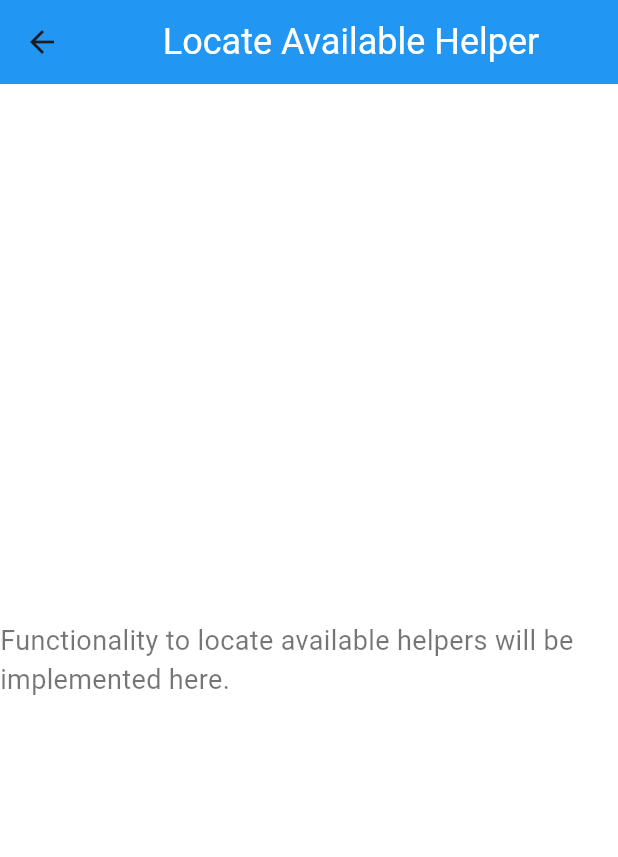
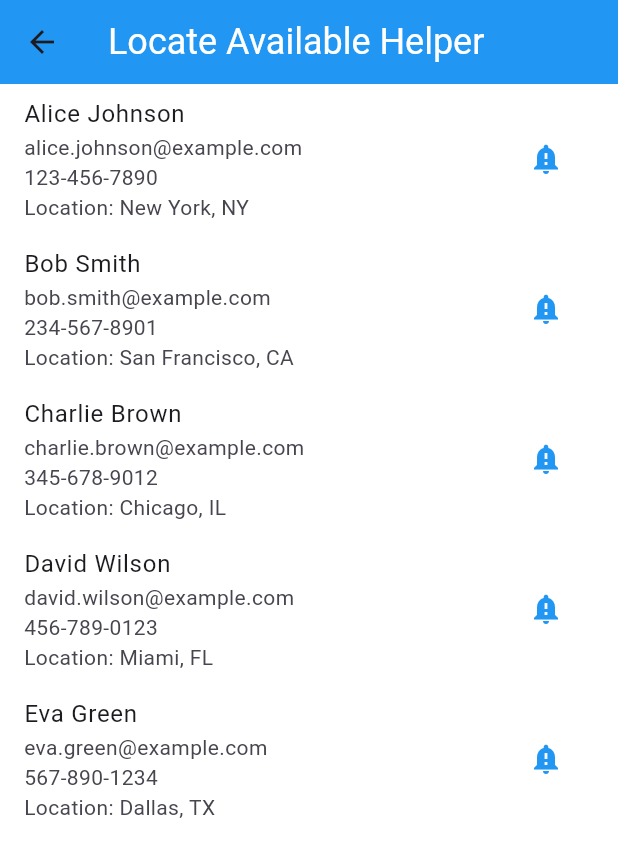
Before and after one commit to rithishsv/Emergify, a Flutter app: the AdminHomePage screen opened directly, after a tap on "Locate Available Helper", on a phone screen of 412 x 824 dp. Shown: the top 857 px of the screen. Run offline on Flutter 3.47's test engine with Material 3 defaults, Android fonts, the phone set to English and light mode, and no system bars; our stand-ins replace cloud_firestore, firebase_auth, firebase_core, firebase_messaging, shared_preferences; accounts and stored records are empty.

Commit message:
Locate helper is added

```diff
--- a/lib/pages/admin_home.dart
+++ b/lib/pages/admin_home.dart
@@ -109,52 +109,29 @@ class AdminHomePage extends StatelessWidget {
         child: ListView(
           children: [
             UserAccountsDrawerHeader(
-              accountName: Text('Admin Name', style: TextStyle(fontSize: 20.0)),
-              accountEmail: Text('admin@example.com', style: TextStyle(fontSize: 16.0)),
+              accountName: Text('Sanjeevani', style: TextStyle(fontSize: 20.0)),
+              accountEmail: Text('sanjeevani@gmail.com', style: TextStyle(fontSize: 16.0)),
               currentAccountPicture: CircleAvatar(
                 backgroundColor: Colors.white, // Placeholder for user's profile picture
                 child: Icon(Icons.person, size: 40, color: Colors.blue),
               ),
               decoration: BoxDecoration(color: Colors.blue), // Set background color of the header
             ),
+
+
+
+
+
             ListTile(
-              leading: Icon(Icons.account_circle, color: Colors.blue),
-              title: Text(
-                'View Profile',
-                style: TextStyle(fontSize: 18.0, color: Colors.blue),
+              leading: Icon(Icons.info, color: Colors.blue),
+              title: Text('License and Address', style: TextStyle(fontSize: 18.0, color: Colors.blue)),
+              onTap: () {
+                // Add functionality here if needed, e.g., navigate to a detailed page
+              },
+              subtitle: Text(
+                'License No: 123-456-789\nAddress: 456 NGO Lane, Charity City, 12345',
+                style: TextStyle(fontSize: 14.0),
               ),
-              onTap: () {
-                Navigator.push(
-                  context,
-                  MaterialPageRoute(
-                      builder: (context) => ProfileScreen(userData: {
-                        'fullName': 'Admin Name',
-                        'email': 'admin@example.com',
-                        'phoneNumber': '1234567890',
-                        'address': '123 Admin St',
-                        'bloodType': 'O+',
-                        'medications': 'None',
-                        'medicationsText': '',
-                        'allergies': 'None',
-                        'allergiesText': '',
-                        'emergencyContact': '9876543210',
-                      })), // Navigate to ProfileScreen
-                );
-              },
-            ),
-            ListTile(
-              leading: Icon(Icons.library_books, color: Colors.blue),
-              title: Text(
-                'User Manual',
-                style: TextStyle(fontSize: 18.0, color: Colors.blue),
-              ),
-              onTap: () {
-                Navigator.push(
-                  context,
-                  MaterialPageRoute(
-                      builder: (context) => UserManualPage()), // Navigate to UserManualPage
-                );
-              },
             ),
             ListTile(
               leading: Icon(Icons.logout, color: Colors.blue),
@@ -254,25 +231,75 @@ class EmergencyReportsPage extends StatelessWidget {
   }
 }
 
+class Helper {
+  final String name;
+  final String email;
+  final String phoneNumber;
+  final String location;  // Added location field
+
+  Helper({required this.name, required this.email, required this.phoneNumber, required this.location});
+}
+
+
 class LocateHelperPage extends StatelessWidget {
+  final List<Helper> helpers = [
+    Helper(name: 'Alice Johnson',
+        email: 'alice.johnson@example.com',
+        phoneNumber: '123-456-7890',
+        location: 'New York, NY'),
+    Helper(name: 'Bob Smith',
+        email: 'bob.smith@example.com',
+        phoneNumber: '234-567-8901',
+        location: 'San Francisco, CA'),
+    Helper(name: 'Charlie Brown',
+        email: 'charlie.brown@example.com',
+        phoneNumber: '345-678-9012',
+        location: 'Chicago, IL'),
+    Helper(name: 'David Wilson',
+        email: 'david.wilson@example.com',
+        phoneNumber: '456-789-0123',
+        location: 'Miami, FL'),
+    Helper(name: 'Eva Green',
+        email: 'eva.green@example.com',
+        phoneNumber: '567-890-1234',
+        location: 'Dallas, TX'),
+  ];
+
   @override
   Widget build(BuildContext context) {
-    // Implement the UI for locating available helpers
     return Scaffold(
       appBar: AppBar(
-        backgroundColor: Colors.blue, // Set the background color to blue
-        title: Center(
-          child: Text(
-            'Locate Available Helper', // Title of the AppBar
-            style: TextStyle(color: Colors.white, fontSize: 24), // White color for the title text
-          ),
+        backgroundColor: Colors.blue,
+        title: Text(
+          'Locate Available Helper',
+          style: TextStyle(color: Colors.white, fontSize: 24),
         ),
       ),
-      body: Center(
-        child: Text(
-          'Functionality to locate available helpers will be implemented here.',
-          style: TextStyle(fontSize: 18.0, color: Colors.black54),
-        ),
+      body: ListView.builder(
+        itemCount: helpers.length,
+        itemBuilder: (context, index) {
+          final helper = helpers[index];
+          return ListTile(
+            title: Text(helper.name),
+            subtitle: Text(
+                '${helper.email}\n${helper.phoneNumber}\nLocation: ${helper
+                    .location}'), // Include location in subtitle
+            trailing: IconButton(
+              icon: Icon(Icons.notification_important, color: Colors.blue),
+              onPressed: () {
+                // Here we invoke the notification logic (placeholder)
+                print('Notify ${helper.name}');
+                // Show a SnackBar after the notification action
+                ScaffoldMessenger.of(context).showSnackBar(
+                  SnackBar(
+                    content: Text('Successfully notified ${helper.name}'),
+                    duration: Duration(seconds: 2),
+                  ),
+                );
+              },
+            ),
+          );
+        },
       ),
     );
   }
```
